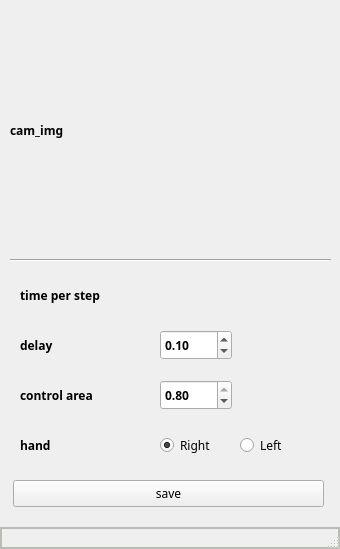
Before: the Qt Designer form gui.ui in boostcampaitech3/final-project-level3-cv-13, drawn with Qt 5.
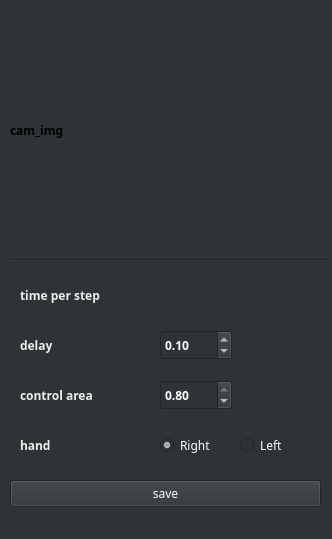
After: the same form once the commit is applied.

Commit message: gui 업데이트

The edit to the form file:
```diff
--- a/gui.ui
+++ b/gui.ui
@@ -6,13 +6,16 @@
    <rect>
     <x>0</x>
     <y>0</y>
-    <width>340</width>
-    <height>549</height>
+    <width>332</width>
+    <height>539</height>
    </rect>
   </property>
   <property name="windowTitle">
    <string>MainWindow</string>
   </property>
+  <property name="styleSheet">
+   <string notr="true">background-color: rgb(46, 52, 54);</string>
+  </property>
   <widget class="QWidget" name="centralwidget">
    <widget class="QLabel" name="cam_img">
     <property name="geometry">
@@ -40,7 +43,7 @@
    <widget class="QPushButton" name="save">
     <property name="geometry">
      <rect>
-      <x>13</x>
+      <x>10</x>
       <y>480</y>
       <width>311</width>
       <height>27</height>
@@ -51,6 +54,9 @@
       <family>D2Coding</family>
      </font>
     </property>
+    <property name="styleSheet">
+     <string notr="true">color: rgb(255, 255, 255);</string>
+    </property>
     <property name="text">
      <string>save</string>
     </property>
@@ -71,6 +77,9 @@
       <bold>true</bold>
      </font>
     </property>
+    <property name="styleSheet">
+     <string notr="true">color: rgb(255, 255, 255);</string>
+    </property>
     <property name="minimum">
      <double>0.050000000000000</double>
     </property>
@@ -113,6 +122,9 @@
       <bold>true</bold>
      </font>
     </property>
+    <property name="styleSheet">
+     <string notr="true">color: rgb(238, 238, 236);</string>
+    </property>
     <property name="text">
      <string>delay</string>
     </property>
@@ -133,6 +145,9 @@
       <bold>true</bold>
      </font>
     </property>
+    <property name="styleSheet">
+     <string notr="true">color: rgb(238, 238, 236);</string>
+    </property>
     <property name="text">
      <string>time per step</string>
     </property>
@@ -151,6 +166,9 @@
       <family>D2Coding</family>
      </font>
     </property>
+    <property name="styleSheet">
+     <string notr="true">color: rgb(255, 255, 255);</string>
+    </property>
     <property name="text">
      <string/>
     </property>
@@ -198,6 +216,9 @@
        <family>D2Coding</family>
       </font>
      </property>
+     <property name="styleSheet">
+      <string notr="true">color: rgb(255, 255, 255);</string>
+     </property>
      <property name="text">
       <string>Right</string>
      </property>
@@ -219,6 +240,9 @@
        <family>D2Coding</family>
       </font>
      </property>
+     <property name="styleSheet">
+      <string notr="true">color: rgb(255, 255, 255);</string>
+     </property>
      <property name="text">
       <string>Left</string>
      </property>
@@ -240,6 +264,9 @@
       <bold>true</bold>
      </font>
     </property>
+    <property name="styleSheet">
+     <string notr="true">color: rgb(238, 238, 236);</string>
+    </property>
     <property name="text">
      <string>hand</string>
     </property>
@@ -260,6 +287,9 @@
       <bold>true</bold>
      </font>
     </property>
+    <property name="styleSheet">
+     <string notr="true">color: rgb(238, 238, 236);</string>
+    </property>
     <property name="text">
      <string>control area</string>
     </property>
@@ -280,6 +310,9 @@
       <bold>true</bold>
      </font>
     </property>
+    <property name="styleSheet">
+     <string notr="true">color: rgb(255, 255, 255);</string>
+    </property>
     <property name="minimum">
      <double>0.050000000000000</double>
     </property>
@@ -304,7 +337,7 @@
     </font>
    </property>
    <property name="styleSheet">
-    <string notr="true">QStatusBar{border :2px solid rgb(186, 189, 182)}</string>
+    <string notr="true">color: rgb(255, 255, 255);</string>
    </property>
   </widget>
  </widget>
```
